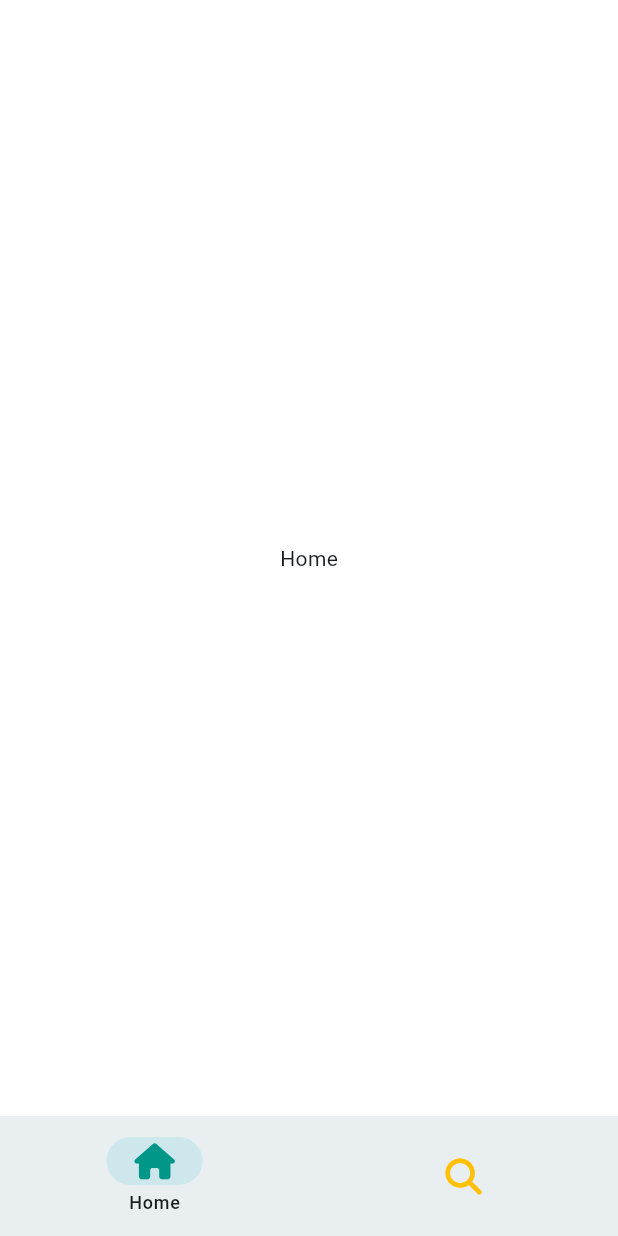
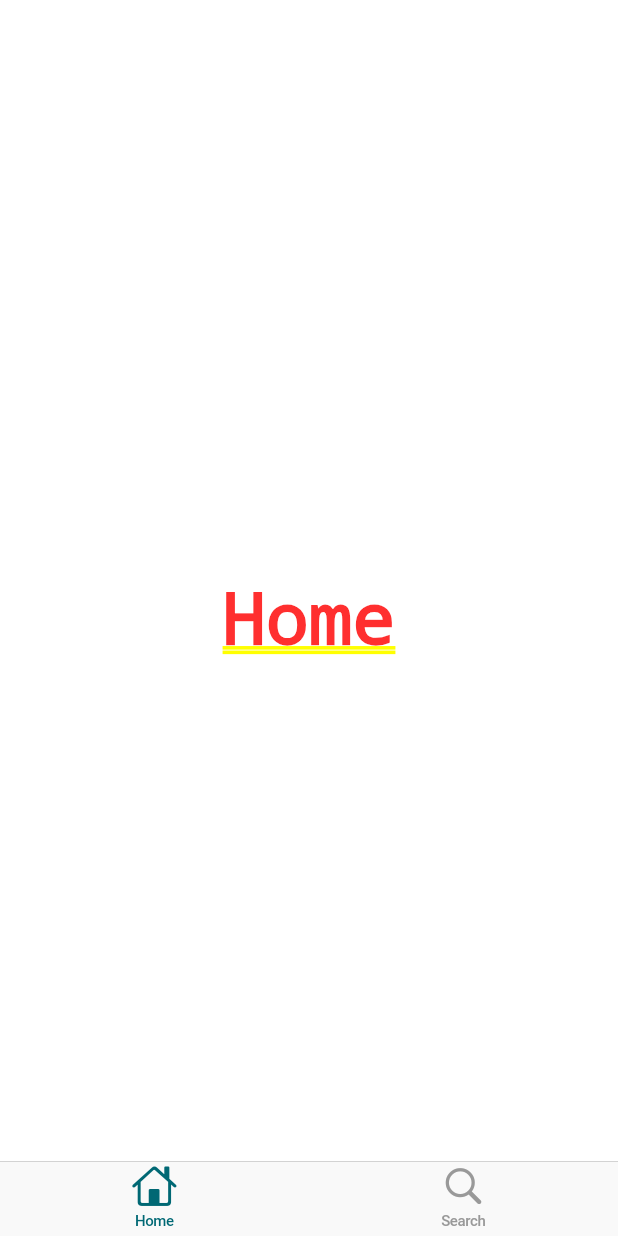
Before and after one commit to thekuhn37/flutter_tiktokclone, a Flutter app: the screen it shows after launch, on a phone screen of 412 x 824 dp. Run offline on Flutter 3.47's test engine with Material 3 defaults, Android fonts, the phone set to English and light mode, and no system bars; our stand-ins replace font_awesome_flutter.

Commit message:
6.4 cupertinotabbar

```diff
--- a/lib/features/main_navigation/main_navigation_screen.dart
+++ b/lib/features/main_navigation/main_navigation_screen.dart
@@ -1,3 +1,4 @@
+import 'package:flutter/cupertino.dart';
 import 'package:flutter/material.dart';
 import 'package:font_awesome_flutter/font_awesome_flutter.dart';
 
@@ -37,28 +38,24 @@ class _MainNavigationScreenState extends State<MainNavigationScreen> {
 
   @override
   Widget build(BuildContext context) {
-    return Scaffold(
-        body: screens[_selectedIndex],
-        bottomNavigationBar: NavigationBar(
-          labelBehavior: NavigationDestinationLabelBehavior.onlyShowSelected,
-          selectedIndex: _selectedIndex,
-          onDestinationSelected: _onTap,
-          destinations: const [
-            NavigationDestination(
-              icon: FaIcon(
-                FontAwesomeIcons.house,
-                color: Colors.teal,
-              ),
-              label: 'Home',
-            ),
-            NavigationDestination(
-              icon: FaIcon(
-                FontAwesomeIcons.magnifyingGlass,
-                color: Colors.amber,
-              ),
-              label: 'Search',
-            ),
-          ],
-        ));
+    return CupertinoTabScaffold(
+      // To make a cupertino style navigation bar, we should replace
+      // 'scaffold' to 'cupertinotabscaffold'.
+      tabBar: CupertinoTabBar(
+        items: const [
+          BottomNavigationBarItem(
+            icon: FaIcon(CupertinoIcons.home),
+            label: "Home",
+          ),
+          BottomNavigationBarItem(
+            icon: FaIcon(CupertinoIcons.search),
+            label: "Search",
+          ),
+        ],
+      ),
+      // Use CupertinoTapBar.
+      tabBuilder: (context, index) => screens[index],
+      // tabbuilder is a function that returns widgets.
+    );
   }
 }
```
